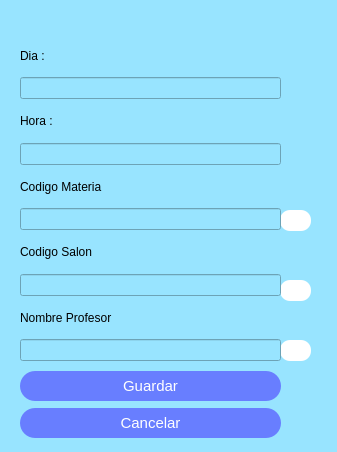
Before: the Qt Designer form ui/busqueda.ui in Reinaldito04/IUTA----HORARIOS, drawn with Qt 5.
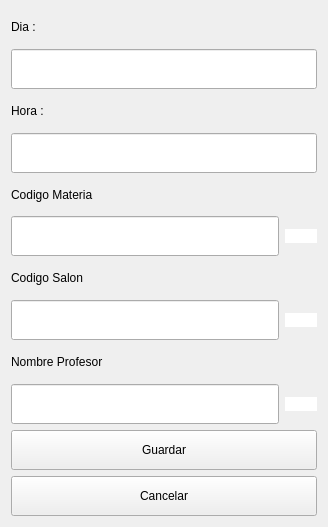
After: the same form once the commit is applied. Icons and pictures are not drawn.

What changed in the file:
```diff
--- a/ui/busqueda.ui
+++ b/ui/busqueda.ui
@@ -6,191 +6,332 @@
    <rect>
     <x>0</x>
     <y>0</y>
-    <width>337</width>
-    <height>452</height>
+    <width>328</width>
+    <height>527</height>
    </rect>
   </property>
   <property name="windowTitle">
    <string>Dialog</string>
   </property>
   <property name="styleSheet">
-   <string notr="true">background-color:rgb(152, 228, 255);</string>
+   <string notr="true">
+background-color:#D9D9D9;
+
+QLineEdit{
+background-color: #7E94Bf;
+border-radius: 15px;
+}
+QLabel{
+font-size:15px;
+color:#111626;}background-color:rgb(152, 228, 255);</string>
   </property>
-  <widget class="QPushButton" name="bt_codigoMat">
-   <property name="geometry">
-    <rect>
-     <x>280</x>
-     <y>210</y>
-     <width>31</width>
-     <height>21</height>
-    </rect>
-   </property>
-   <property name="styleSheet">
-    <string notr="true">background-color:white;
+  <layout class="QVBoxLayout" name="verticalLayout_3">
+   <item>
+    <layout class="QVBoxLayout" name="verticalLayout">
+     <item>
+      <widget class="QLabel" name="label">
+       <property name="styleSheet">
+        <string notr="true">font: 75 12pt &quot;MS Shell Dlg 2&quot;;</string>
+       </property>
+       <property name="text">
+        <string>Dia :</string>
+       </property>
+      </widget>
+     </item>
+     <item>
+      <widget class="QLineEdit" name="input_dia">
+       <property name="minimumSize">
+        <size>
+         <width>0</width>
+         <height>40</height>
+        </size>
+       </property>
+       <property name="styleSheet">
+        <string notr="true">
+QFrame{
+background-color:#D9D9D9;
+}
+QLineEdit{
+background-color: #7E94Bf;
+}
+QLabel{
+font-size:15px;
+color:#111626;}
+border:none;
+border-bottom: 2px solid rgb(128, 179, 255);
+border-right:2px solid rgb(128, 179, 255);
+border-radius:10px;
+font-size:14px;
+</string>
+       </property>
+      </widget>
+     </item>
+     <item>
+      <widget class="QLabel" name="label_2">
+       <property name="styleSheet">
+        <string notr="true">font: 75 12pt &quot;MS Shell Dlg 2&quot;;</string>
+       </property>
+       <property name="text">
+        <string>Hora :</string>
+       </property>
+      </widget>
+     </item>
+     <item>
+      <widget class="QLineEdit" name="input_hora">
+       <property name="minimumSize">
+        <size>
+         <width>0</width>
+         <height>40</height>
+        </size>
+       </property>
+       <property name="styleSheet">
+        <string notr="true">
+QFrame{
+background-color:#D9D9D9;
+}
+QLineEdit{
+background-color: #7E94Bf;
+}
+QLabel{
+font-size:15px;
+color:#111626;}
+border:none;
+border-bottom: 2px solid rgb(128, 179, 255);
+border-right:2px solid rgb(128, 179, 255);
+border-radius:10px;
+font-size:14px;
+</string>
+       </property>
+      </widget>
+     </item>
+     <item>
+      <widget class="QLabel" name="label_3">
+       <property name="styleSheet">
+        <string notr="true">font: 75 12pt &quot;MS Shell Dlg 2&quot;;</string>
+       </property>
+       <property name="text">
+        <string>Codigo Materia</string>
+       </property>
+      </widget>
+     </item>
+     <item>
+      <layout class="QHBoxLayout" name="horizontalLayout_3">
+       <item>
+        <widget class="QLineEdit" name="input_materia">
+         <property name="minimumSize">
+          <size>
+           <width>0</width>
+           <height>40</height>
+          </size>
+         </property>
+         <property name="styleSheet">
+          <string notr="true">
+QFrame{
+background-color:#D9D9D9;
+}
+QLineEdit{
+background-color: #7E94Bf;
+}
+QLabel{
+font-size:15px;
+color:#111626;}
+border:none;
+border-bottom: 2px solid rgb(128, 179, 255);
+border-right:2px solid rgb(128, 179, 255);
+border-radius:10px;
+font-size:14px;
+</string>
+         </property>
+        </widget>
+       </item>
+       <item>
+        <widget class="QPushButton" name="bt_codigoMat">
+         <property name="styleSheet">
+          <string notr="true">background-color:white;
 border-radius:10px;</string>
-   </property>
-   <property name="text">
-    <string/>
-   </property>
-   <property name="icon">
-    <iconset>
-     <normaloff>imagenes/baseline-search.png</normaloff>imagenes/baseline-search.png</iconset>
-   </property>
-  </widget>
-  <widget class="QPushButton" name="bt_codigoSalon">
-   <property name="geometry">
-    <rect>
-     <x>280</x>
-     <y>280</y>
-     <width>31</width>
-     <height>21</height>
-    </rect>
-   </property>
-   <property name="styleSheet">
-    <string notr="true">background-color:white;
+         </property>
+         <property name="text">
+          <string/>
+         </property>
+         <property name="icon">
+          <iconset>
+           <normaloff>imagenes/baseline-search.png</normaloff>imagenes/baseline-search.png</iconset>
+         </property>
+        </widget>
+       </item>
+      </layout>
+     </item>
+     <item>
+      <widget class="QLabel" name="label_4">
+       <property name="styleSheet">
+        <string notr="true">font: 75 12pt &quot;MS Shell Dlg 2&quot;;</string>
+       </property>
+       <property name="text">
+        <string>Codigo Salon</string>
+       </property>
+      </widget>
+     </item>
+     <item>
+      <layout class="QHBoxLayout" name="horizontalLayout_2">
+       <item>
+        <widget class="QLineEdit" name="input_salon">
+         <property name="minimumSize">
+          <size>
+           <width>0</width>
+           <height>40</height>
+          </size>
+         </property>
+         <property name="styleSheet">
+          <string notr="true">
+QFrame{
+background-color:#D9D9D9;
+}
+QLineEdit{
+background-color: #7E94Bf;
+}
+QLabel{
+font-size:15px;
+color:#111626;}
+border:none;
+border-bottom: 2px solid rgb(128, 179, 255);
+border-right:2px solid rgb(128, 179, 255);
+border-radius:10px;
+font-size:14px;
+</string>
+         </property>
+        </widget>
+       </item>
+       <item>
+        <widget class="QPushButton" name="bt_codigoSalon">
+         <property name="styleSheet">
+          <string notr="true">background-color:white;
 border-radius:10px;</string>
-   </property>
-   <property name="text">
-    <string/>
-   </property>
-   <property name="icon">
-    <iconset>
-     <normaloff>imagenes/baseline-search.png</normaloff>imagenes/baseline-search.png</iconset>
-   </property>
-  </widget>
-  <widget class="QPushButton" name="bt_CedulaProf">
-   <property name="geometry">
-    <rect>
-     <x>280</x>
-     <y>340</y>
-     <width>31</width>
-     <height>21</height>
-    </rect>
-   </property>
-   <property name="styleSheet">
-    <string notr="true">background-color:white;
+         </property>
+         <property name="text">
+          <string/>
+         </property>
+         <property name="icon">
+          <iconset>
+           <normaloff>imagenes/baseline-search.png</normaloff>imagenes/baseline-search.png</iconset>
+         </property>
+        </widget>
+       </item>
+      </layout>
+     </item>
+     <item>
+      <widget class="QLabel" name="label_5">
+       <property name="styleSheet">
+        <string notr="true">font: 75 12pt &quot;MS Shell Dlg 2&quot;;</string>
+       </property>
+       <property name="text">
+        <string>Nombre Profesor</string>
+       </property>
+      </widget>
+     </item>
+     <item>
+      <layout class="QHBoxLayout" name="horizontalLayout">
+       <item>
+        <widget class="QLineEdit" name="input_profesor">
+         <property name="minimumSize">
+          <size>
+           <width>0</width>
+           <height>40</height>
+          </size>
+         </property>
+         <property name="styleSheet">
+          <string notr="true">
+QFrame{
+background-color:#D9D9D9;
+}
+QLineEdit{
+background-color: #7E94Bf;
+}
+QLabel{
+font-size:15px;
+color:#111626;}
+border:none;
+border-bottom: 2px solid rgb(128, 179, 255);
+border-right:2px solid rgb(128, 179, 255);
+border-radius:10px;
+font-size:14px;
+</string>
+         </property>
+        </widget>
+       </item>
+       <item>
+        <widget class="QPushButton" name="bt_CedulaProf">
+         <property name="styleSheet">
+          <string notr="true">background-color:white;
 border-radius:10px;</string>
-   </property>
-   <property name="text">
-    <string/>
-   </property>
-   <property name="icon">
-    <iconset>
-     <normaloff>imagenes/baseline-search.png</normaloff>imagenes/baseline-search.png</iconset>
-   </property>
-  </widget>
-  <widget class="QWidget" name="">
-   <property name="geometry">
-    <rect>
-     <x>20</x>
-     <y>370</y>
-     <width>261</width>
-     <height>71</height>
-    </rect>
-   </property>
-   <layout class="QVBoxLayout" name="verticalLayout_2">
-    <item>
-     <widget class="QPushButton" name="boton_guardar">
-      <property name="minimumSize">
-       <size>
-        <width>50</width>
-        <height>30</height>
-       </size>
-      </property>
-      <property name="styleSheet">
-       <string notr="true">border-radius:15px;
+         </property>
+         <property name="text">
+          <string/>
+         </property>
+         <property name="icon">
+          <iconset>
+           <normaloff>imagenes/baseline-search.png</normaloff>imagenes/baseline-search.png</iconset>
+         </property>
+        </widget>
+       </item>
+      </layout>
+     </item>
+     <item>
+      <layout class="QVBoxLayout" name="verticalLayout_2">
+       <item>
+        <widget class="QPushButton" name="boton_guardar">
+         <property name="minimumSize">
+          <size>
+           <width>50</width>
+           <height>40</height>
+          </size>
+         </property>
+         <property name="styleSheet">
+          <string notr="true">QPushButton{
+background-color:#253b59;
 color:white;
-font-size:15px;
-background-color: rgb(104, 126, 255);</string>
-      </property>
-      <property name="text">
-       <string>Guardar</string>
-      </property>
-     </widget>
-    </item>
-    <item>
-     <widget class="QPushButton" name="boton_cancelar">
-      <property name="minimumSize">
-       <size>
-        <width>50</width>
-        <height>30</height>
-       </size>
-      </property>
-      <property name="styleSheet">
-       <string notr="true">border-radius:15px;
+font-size:14px;
+border-radius:15px;
+}
+QPushButton::Hover{
+background-color:#637aa6;
+}
+font-size:15px;</string>
+         </property>
+         <property name="text">
+          <string>Guardar</string>
+         </property>
+        </widget>
+       </item>
+       <item>
+        <widget class="QPushButton" name="boton_cancelar">
+         <property name="minimumSize">
+          <size>
+           <width>50</width>
+           <height>40</height>
+          </size>
+         </property>
+         <property name="styleSheet">
+          <string notr="true">QPushButton{
+background-color:#253b59;
 color:white;
-font-size:15px;
-background-color: rgb(104, 126, 255);</string>
-      </property>
-      <property name="text">
-       <string>Cancelar</string>
-      </property>
-     </widget>
-    </item>
-   </layout>
-  </widget>
-  <widget class="QWidget" name="">
-   <property name="geometry">
-    <rect>
-     <x>20</x>
-     <y>40</y>
-     <width>261</width>
-     <height>321</height>
-    </rect>
-   </property>
-   <layout class="QVBoxLayout" name="verticalLayout">
-    <item>
-     <widget class="QLabel" name="label">
-      <property name="text">
-       <string>Dia :</string>
-      </property>
-     </widget>
-    </item>
-    <item>
-     <widget class="QLineEdit" name="input_dia"/>
-    </item>
-    <item>
-     <widget class="QLabel" name="label_2">
-      <property name="text">
-       <string>Hora :</string>
-      </property>
-     </widget>
-    </item>
-    <item>
-     <widget class="QLineEdit" name="input_hora"/>
-    </item>
-    <item>
-     <widget class="QLabel" name="label_3">
-      <property name="text">
-       <string>Codigo Materia</string>
-      </property>
-     </widget>
-    </item>
-    <item>
-     <widget class="QLineEdit" name="input_materia"/>
-    </item>
-    <item>
-     <widget class="QLabel" name="label_4">
-      <property name="text">
-       <string>Codigo Salon</string>
-      </property>
-     </widget>
-    </item>
-    <item>
-     <widget class="QLineEdit" name="input_salon"/>
-    </item>
-    <item>
-     <widget class="QLabel" name="label_5">
-      <property name="text">
-       <string>Nombre Profesor</string>
-      </property>
-     </widget>
-    </item>
-    <item>
-     <widget class="QLineEdit" name="input_profesor"/>
-    </item>
-   </layout>
-  </widget>
+font-size:14px;
+border-radius:15px;
+}
+QPushButton::Hover{
+background-color:#637aa6;
+}
+font-size:15px;</string>
+         </property>
+         <property name="text">
+          <string>Cancelar</string>
+         </property>
+        </widget>
+       </item>
+      </layout>
+     </item>
+    </layout>
+   </item>
+  </layout>
  </widget>
  <resources/>
  <connections/>
```
